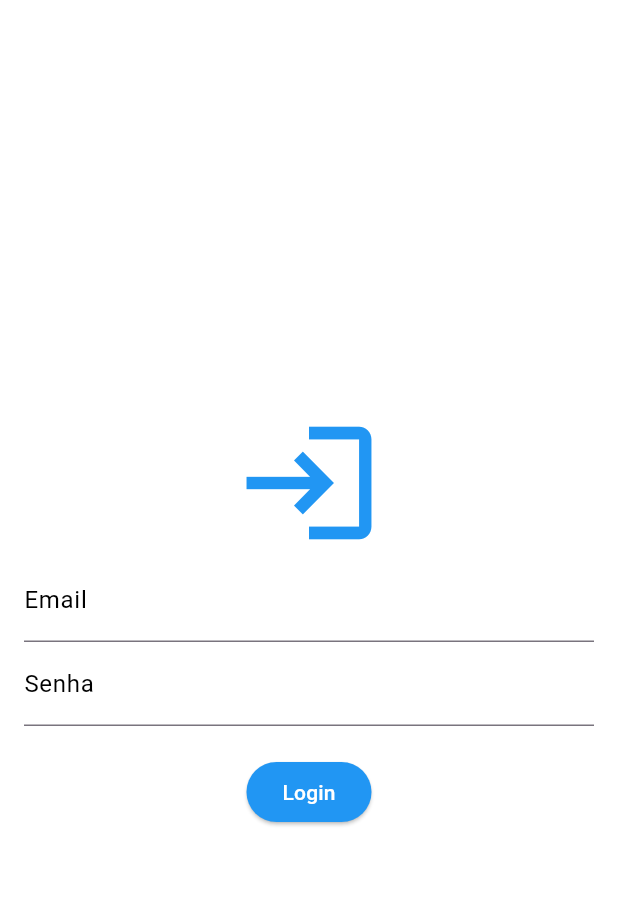
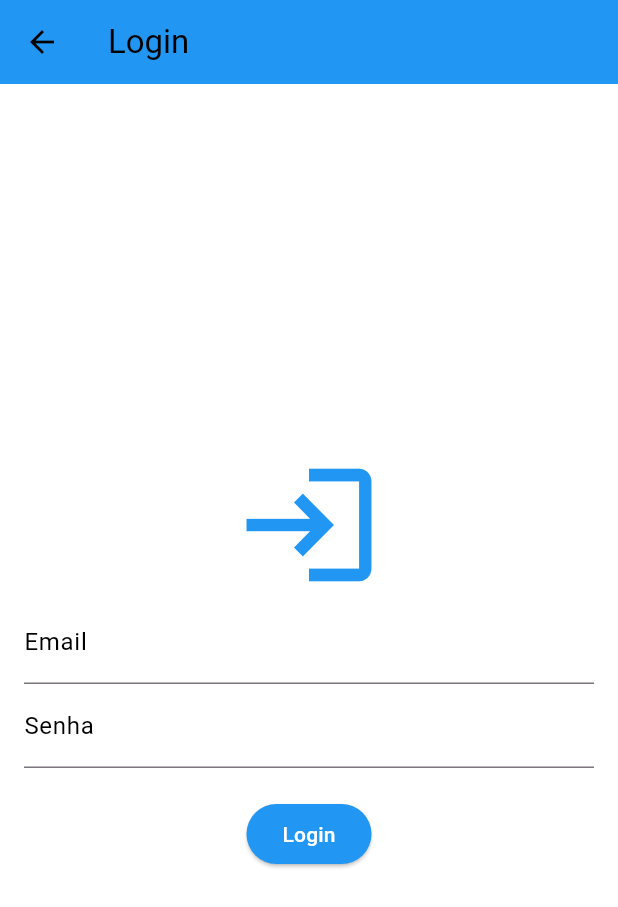
Before and after one commit to Donizeth041/bate_ponto_trabalho, a Flutter app: the screen it shows after launch, after a tap on "Login", on a phone screen of 412 x 824 dp. Shown: the top 907 px of the screen. Run offline on Flutter 3.47's test engine with Material 3 defaults, Android fonts, the phone set to English and light mode, and no system bars.

Commit message:
botao de volta

```diff
--- a/lib/Telas/historico.dart
+++ b/lib/Telas/historico.dart
@@ -9,6 +9,12 @@ class HistoricoScreen extends StatelessWidget {
         title:
             Text('Histórico de Pontos', style: TextStyle(color: Colors.black)),
         backgroundColor: Colors.blue,
+        leading: IconButton(
+          icon: Icon(Icons.arrow_back, color: Colors.black),
+          onPressed: () {
+            Navigator.pop(context);
+          },
+        ),
       ),
       body: ListView(
         children: [
--- a/lib/Telas/login.dart
+++ b/lib/Telas/login.dart
@@ -5,6 +5,16 @@ class LoginScreen extends StatelessWidget {
   Widget build(BuildContext context) {
     return Scaffold(
       backgroundColor: Colors.white,
+      appBar: AppBar(
+        title: Text('Login', style: TextStyle(color: Colors.black)),
+        backgroundColor: Colors.blue,
+        leading: IconButton(
+          icon: Icon(Icons.arrow_back, color: Colors.black),
+          onPressed: () {
+            Navigator.pop(context);
+          },
+        ),
+      ),
       body: Padding(
         padding: const EdgeInsets.all(16.0),
         child: Column(
--- a/lib/Telas/pesquisa.dart
+++ b/lib/Telas/pesquisa.dart
@@ -8,6 +8,12 @@ class PesquisaScreen extends StatelessWidget {
       appBar: AppBar(
         title: Text('Pesquisar Pontos', style: TextStyle(color: Colors.black)),
         backgroundColor: Colors.blue,
+        leading: IconButton(
+          icon: Icon(Icons.arrow_back, color: Colors.black),
+          onPressed: () {
+            Navigator.pop(context);
+          },
+        ),
       ),
       body: Column(
         children: [
--- a/lib/Telas/ponto.dart
+++ b/lib/Telas/ponto.dart
@@ -15,6 +15,12 @@ class _PontoScreenState extends State<PontoScreen> {
       appBar: AppBar(
         title: Text('Bater Ponto', style: TextStyle(color: Colors.black)),
         backgroundColor: Colors.blue,
+        leading: IconButton(
+          icon: Icon(Icons.arrow_back, color: Colors.black),
+          onPressed: () {
+            Navigator.pop(context);
+          },
+        ),
       ),
       body: Center(
         child: Column(
--- a/lib/Telas/profile.dart
+++ b/lib/Telas/profile.dart
@@ -8,6 +8,12 @@ class ProfileScreen extends StatelessWidget {
       appBar: AppBar(
         title: Text('Perfil do Usuário', style: TextStyle(color: Colors.black)),
         backgroundColor: Colors.blue,
+        leading: IconButton(
+          icon: Icon(Icons.arrow_back, color: Colors.black),
+          onPressed: () {
+            Navigator.pop(context);
+          },
+        ),
       ),
       body: Padding(
         padding: const EdgeInsets.all(16.0),
--- a/lib/Telas/register.dart
+++ b/lib/Telas/register.dart
@@ -9,6 +9,12 @@ class RegisterScreen extends StatelessWidget {
         title:
             Text('Cadastro de Usuário', style: TextStyle(color: Colors.black)),
         backgroundColor: Colors.blue,
+        leading: IconButton(
+          icon: Icon(Icons.arrow_back, color: Colors.black),
+          onPressed: () {
+            Navigator.pop(context);
+          },
+        ),
       ),
       body: Padding(
         padding: const EdgeInsets.all(16.0),
```
